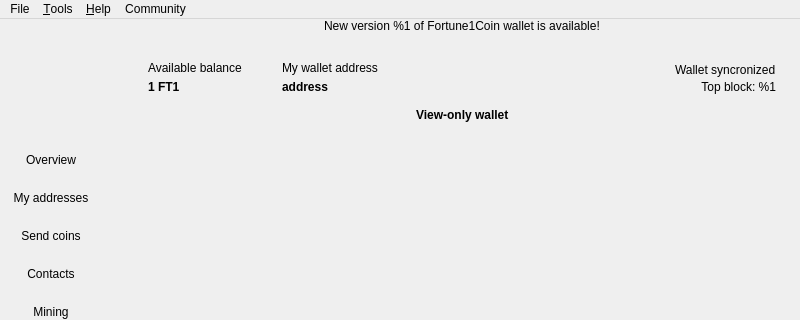
Before: the Qt Designer form src/mainwindow.ui in fortune1dev/desktop-client, drawn with Qt 5; both pictures show x 0 to 800 and y 0 to 320 of the 800 by 652 pixel window.
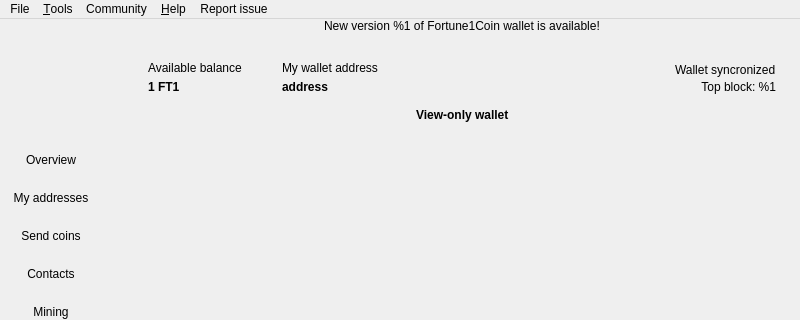
After: the same form once the commit is applied. Icons and pictures are not drawn. Custom widgets are drawn as their Qt base class.

What changed in the file:
```diff
--- a/src/mainwindow.ui
+++ b/src/mainwindow.ui
@@ -930,10 +930,17 @@
     <addaction name="m_actionReddit"/>
     <addaction name="m_actionTwitter"/>
    </widget>
+   <widget class="QMenu" name="menuReportIssue">
+    <property name="title">
+     <string>Report issue</string>
+    </property>
+    <addaction name="m_actionReportIssue"/>
+   </widget>
    <addaction name="menuFile"/>
    <addaction name="menuTools"/>
-   <addaction name="menuHelp"/>
    <addaction name="menuCommunity"/>
+   <addaction name="menuHelp"/>
+   <addaction name="menuReportIssue"/>
   </widget>
   <widget class="WalletGUI::WalletStatusBar" name="statusBar"/>
   <action name="m_exitAction">
```
Left out of the diff: 5 changed lines with no effect on the pictures.
